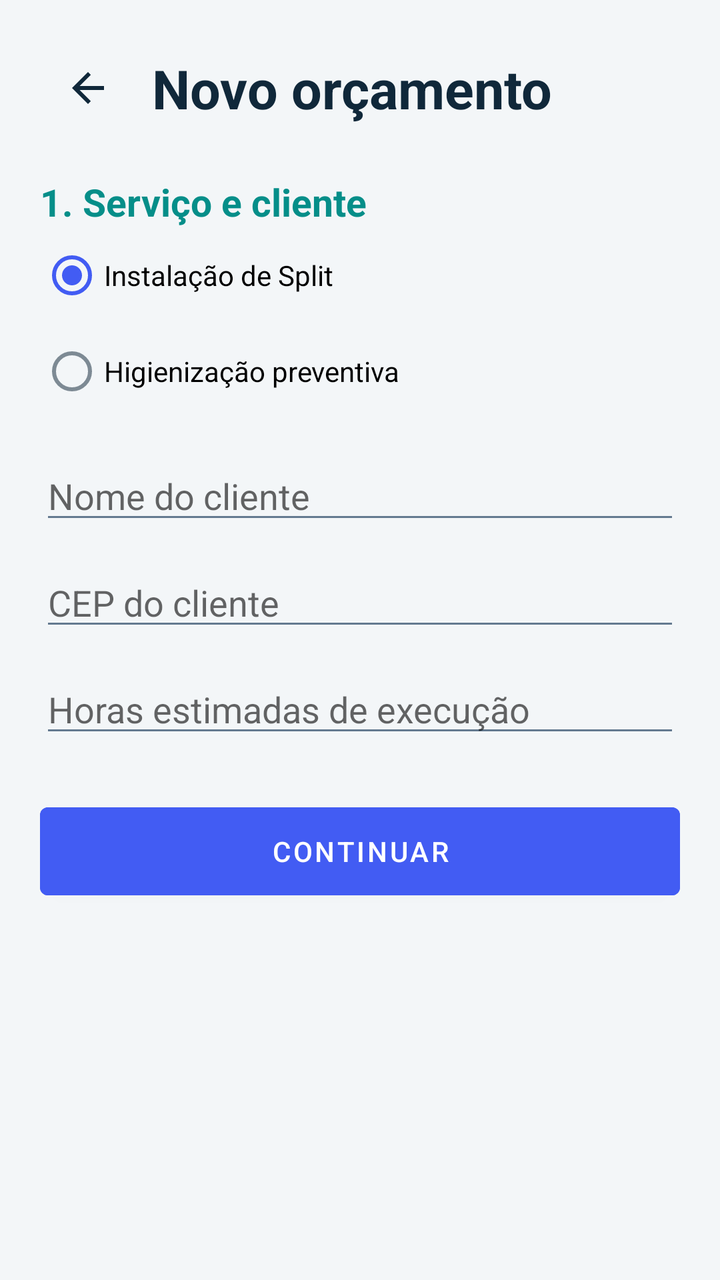
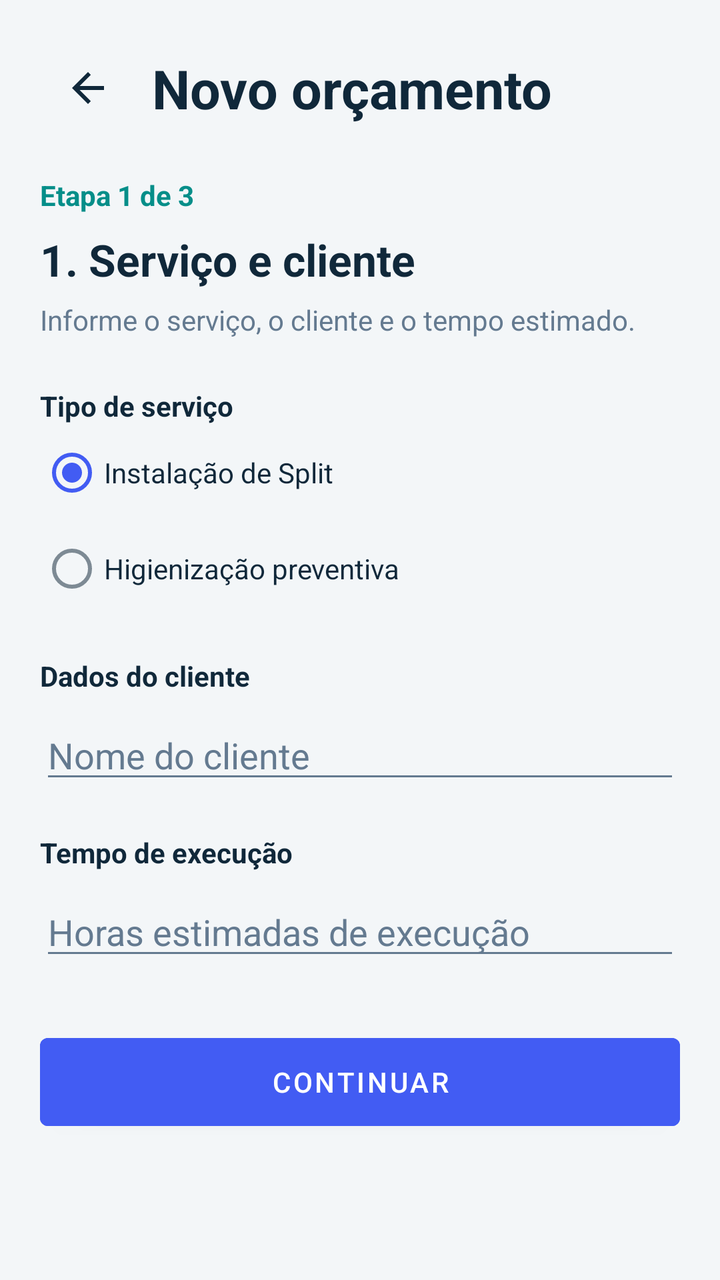

Before-and-after screenshots of an Android layout around one commit, followed by the original layout XML and the change that was made.
<!-- AndroidManifest.xml: application theme Theme.Precificaclima -->
<!-- res/layout/activity_novo_orcamento.xml -->
<?xml version="1.0" encoding="utf-8"?>
<ScrollView
    xmlns:android="http://schemas.android.com/apk/res/android"
    android:layout_width="match_parent"
    android:layout_height="match_parent"
    android:fillViewport="true"
    android:background="@color/background">

    
    <LinearLayout
        android:layout_width="match_parent"
        android:layout_height="wrap_content"
        android:orientation="vertical"
        android:padding="20dp">

        
        <LinearLayout
            android:layout_width="match_parent"
            android:layout_height="wrap_content"
            android:orientation="horizontal"
            android:gravity="center_vertical">

            <ImageButton
                android:id="@+id/btnVoltarTela"
                android:layout_width="48dp"
                android:layout_height="48dp"
                android:src="@drawable/ic_arrow_back"
                android:background="?attr/selectableItemBackgroundBorderless"
                android:tint="@color/text_primary"
                android:contentDescription="Voltar para tela anterior"
                android:scaleType="centerInside"/>

            <TextView
                android:layout_width="wrap_content"
                android:layout_height="wrap_content"
                android:layout_marginStart="8dp"
                android:text="Novo orçamento"
                android:textSize="27sp"
                android:textStyle="bold"
                android:textColor="@color/text_primary"/>

        </LinearLayout>

        
        <LinearLayout
            android:id="@+id/etapaUm"
            android:layout_width="match_parent"
            android:layout_height="wrap_content"
            android:orientation="vertical">

            <TextView
                android:layout_width="match_parent"
                android:layout_height="wrap_content"
                android:layout_marginTop="20dp"
                android:text="1. Serviço e cliente"
                android:textSize="19sp"
                android:textStyle="bold"
                android:textColor="@color/primary_teal"/>

            <RadioGroup
                android:layout_width="match_parent"
                android:layout_height="wrap_content"
                android:orientation="vertical">

                <RadioButton
                    android:id="@+id/rbInstalacao"
                    android:layout_width="match_parent"
                    android:layout_height="wrap_content"
                    android:text="Instalação de Split"
                    android:checked="true"/>

                <RadioButton
                    android:id="@+id/rbHigienizacao"
                    android:layout_width="match_parent"
                    android:layout_height="wrap_content"
                    android:text="Higienização preventiva"/>

            </RadioGroup>

            <EditText
                android:id="@+id/edtCliente"
                android:layout_width="match_parent"
                android:layout_height="wrap_content"
                android:layout_marginTop="16dp"
                android:hint="Nome do cliente"
                android:inputType="textPersonName"/>

            <EditText
                android:id="@+id/edtCep"
                android:layout_width="match_parent"
                android:layout_height="wrap_content"
                android:layout_marginTop="12dp"
                android:hint="CEP do cliente"
                android:inputType="number"
                android:maxLength="8"/>

            <EditText
                android:id="@+id/edtHorasServico"
                android:layout_width="match_parent"
                android:layout_height="wrap_content"
                android:layout_marginTop="12dp"
                android:hint="Horas estimadas de execução"
                android:inputType="numberDecimal"/>

            <Button
                android:id="@+id/btnContinuar"
                android:layout_width="match_parent"
                android:layout_height="56dp"
                android:layout_marginTop="24dp"
                android:text="Continuar"
                android:backgroundTint="@color/accent_blue"/>

        </LinearLayout>

        
        <LinearLayout
            android:id="@+id/etapaDois"
            android:layout_width="match_parent"
            android:layout_height="wrap_content"
            android:orientation="vertical"
            android:visibility="gone">

            <TextView
                android:layout_width="match_parent"
                android:layout_height="wrap_content"
                android:layout_marginTop="20dp"
                android:text="2. Custos do serviço"
                android:textSize="19sp"
                android:textStyle="bold"
                android:textColor="@color/primary_teal"/>

            <EditText
                android:id="@+id/edtDistancia"
                android:layout_width="match_parent"
                android:layout_height="wrap_content"
                android:layout_marginTop="16dp"
                android:hint="Distância total em km"
                android:inputType="numberDecimal"/>

            <EditText
                android:id="@+id/edtMateriais"
                android:layout_width="match_parent"
                android:layout_height="wrap_content"
                android:layout_marginTop="12dp"
                android:hint="Custo dos materiais (R$)"
                android:inputType="numberDecimal"/>

            <EditText
                android:id="@+id/edtOutrosCustos"
                android:layout_width="match_parent"
                android:layout_height="wrap_content"
                android:layout_marginTop="12dp"
                android:hint="Outros custos (R$)"
                android:inputType="numberDecimal"/>

            <Button
                android:id="@+id/btnVoltarEtapa"
                android:layout_width="match_parent"
                android:layout_height="wrap_content"
                android:layout_marginTop="24dp"
                android:text="Voltar"/>

            <Button
                android:id="@+id/btnCalcular"
                android:layout_width="match_parent"
                android:layout_height="56dp"
                android:layout_marginTop="12dp"
                android:text="Visualizar orçamento"
                android:backgroundTint="@color/primary_teal"/>

        </LinearLayout>

    </LinearLayout>

</ScrollView>
<!-- resources referenced by this layout -->
<resources>
  <color name="accent_blue">#425CF3</color>
  <color name="background">#F3F6F8</color>
  <color name="primary_teal">#058E89</color>
  <color name="text_primary">#10283A</color>
  <!-- drawable ic_arrow_back (drawable) -->
  <vector xmlns:android="http://schemas.android.com/apk/res/android" android:autoMirrored="true" android:height="24dp" android:tint="#000000" android:viewportHeight="24" android:viewportWidth="24" android:width="24dp">
        
      <path android:fillColor="@android:color/white" android:pathData="M20,11H7.83l5.59,-5.59L12,4l-8,8 8,8 1.41,-1.41L7.83,13H20v-2z"/>
      
  </vector>
  <style name="Theme.Precificaclima" parent="Theme.MaterialComponents.DayNight.NoActionBar">
  
          <item name="colorPrimary">@color/primary_teal</item>
  
          <item name="colorSecondary">@color/accent_blue</item>
  
          <item name="android:statusBarColor">@color/primary_dark</item>
  
          <item name="android:navigationBarColor">@color/primary_dark</item>
  
          <item name="android:windowLightStatusBar">false</item>
  
          <item name="android:textColorPrimary">@color/text_primary</item>
          <item name="android:textColorSecondary">@color/text_secondary</item>
          <item name="colorOnSurface">@color/text_primary</item>
  
      </style>
  <color name="primary_dark">#10283A</color>
  <color name="text_secondary">#647A90</color>
</resources>

<!-- the commit's change to res/layout/activity_novo_orcamento.xml (unified diff, before → after) -->
@@ -14,6 +14,9 @@
         android:padding="20dp">
 
         
+        
+        
+
         <LinearLayout
             android:layout_width="match_parent"
             android:layout_height="wrap_content"
@@ -31,6 +34,7 @@
                 android:scaleType="centerInside"/>
 
             <TextView
+                android:id="@+id/txtTituloOrcamento"
                 android:layout_width="wrap_content"
                 android:layout_height="wrap_content"
                 android:layout_marginStart="8dp"
@@ -42,20 +46,51 @@
         </LinearLayout>
 
         
+        
+        
+
         <LinearLayout
             android:id="@+id/etapaUm"
             android:layout_width="match_parent"
             android:layout_height="wrap_content"
-            android:orientation="vertical">
-
-            <TextView
-                android:layout_width="match_parent"
-                android:layout_height="wrap_content"
-                android:layout_marginTop="20dp"
+            android:orientation="vertical"
+            android:visibility="visible">
+
+            <TextView
+                android:layout_width="match_parent"
+                android:layout_height="wrap_content"
+                android:layout_marginTop="20dp"
+                android:text="Etapa 1 de 3"
+                android:textSize="14sp"
+                android:textStyle="bold"
+                android:textColor="@color/primary_teal"/>
+
+            <TextView
+                android:layout_width="match_parent"
+                android:layout_height="wrap_content"
+                android:layout_marginTop="8dp"
                 android:text="1. Serviço e cliente"
-                android:textSize="19sp"
-                android:textStyle="bold"
-                android:textColor="@color/primary_teal"/>
+                android:textSize="22sp"
+                android:textStyle="bold"
+                android:textColor="@color/text_primary"/>
+
+            <TextView
+                android:layout_width="match_parent"
+                android:layout_height="wrap_content"
+                android:layout_marginTop="6dp"
+                android:text="Informe o serviço, o cliente e o tempo estimado."
+                android:textSize="14sp"
+                android:textColor="@color/text_secondary"/>
+
+            
+
+            <TextView
+                android:layout_width="match_parent"
+                android:layout_height="wrap_content"
+                android:layout_marginTop="24dp"
+                android:text="Tipo de serviço"
+                android:textStyle="bold"
+                android:textColor="@color/text_primary"/>
 
             <RadioGroup
                 android:layout_width="match_parent"
@@ -67,52 +102,257 @@
                     android:layout_width="match_parent"
                     android:layout_height="wrap_content"
                     android:text="Instalação de Split"
+                    android:textColor="@color/text_primary"
                     android:checked="true"/>
 
                 <RadioButton
                     android:id="@+id/rbHigienizacao"
                     android:layout_width="match_parent"
                     android:layout_height="wrap_content"
-                    android:text="Higienização preventiva"/>
+                    android:text="Higienização preventiva"
+                    android:textColor="@color/text_primary"/>
 
             </RadioGroup>
 
+            
+
+            <TextView
+                android:layout_width="match_parent"
+                android:layout_height="wrap_content"
+                android:layout_marginTop="20dp"
+                android:text="Dados do cliente"
+                android:textStyle="bold"
+                android:textColor="@color/text_primary"/>
+
             <EditText
                 android:id="@+id/edtCliente"
                 android:layout_width="match_parent"
                 android:layout_height="wrap_content"
+                android:layout_marginTop="8dp"
+                android:hint="Nome do cliente"
+                android:inputType="textPersonName"
+                android:textColor="@color/text_primary"
+                android:textColorHint="@color/text_secondary"/>
+
+            
+
+            <TextView
+                android:layout_width="match_parent"
+                android:layout_height="wrap_content"
+                android:layout_marginTop="20dp"
+                android:text="Tempo de execução"
+                android:textStyle="bold"
+                android:textColor="@color/text_primary"/>
+
+            <EditText
+                android:id="@+id/edtHorasServico"
+                android:layout_width="match_parent"
+                android:layout_height="wrap_content"
+                android:layout_marginTop="8dp"
+                android:hint="Horas estimadas de execução"
+                android:inputType="numberDecimal"
+                android:textColor="@color/text_primary"
+                android:textColorHint="@color/text_secondary"/>
+
+            
+
+            <Button
+                android:id="@+id/btnContinuar"
+                android:layout_width="match_parent"
+                android:layout_height="56dp"
+                android:layout_marginTop="28dp"
+                android:text="Continuar"
+                android:textColor="@color/text_on_primary"
+                android:backgroundTint="@color/accent_blue"/>
+
+        </LinearLayout>
+
+        
+        
+        
+
+        <LinearLayout
+            android:id="@+id/etapaEndereco"
+            android:layout_width="match_parent"
+            android:layout_height="wrap_content"
+            android:orientation="vertical"
+            android:visibility="gone">
+
+            <TextView
+                android:layout_width="match_parent"
+                android:layout_height="wrap_content"
+                android:layout_marginTop="20dp"
+                android:text="Etapa 2 de 3"
+                android:textSize="14sp"
+                android:textStyle="bold"
+                android:textColor="@color/primary_teal"/>
+
+            <TextView
+                android:layout_width="match_parent"
+                android:layout_height="wrap_content"
+                android:layout_marginTop="8dp"
+                android:text="2. Localização do serviço"
+                android:textSize="22sp"
+                android:textStyle="bold"
+                android:textColor="@color/text_primary"/>
+
+            <TextView
+                android:layout_width="match_parent"
+                android:layout_height="wrap_content"
+                android:layout_marginTop="6dp"
+                android:text="Informe o CEP para buscar o endereço automaticamente."
+                android:textSize="14sp"
+                android:textColor="@color/text_secondary"/>
+
+            
+
+            <TextView
+                android:layout_width="match_parent"
+                android:layout_height="wrap_content"
+                android:layout_marginTop="24dp"
+                android:text="CEP do cliente"
+                android:textStyle="bold"
+                android:textColor="@color/text_primary"/>
+
+            <EditText
+                android:id="@+id/edtCep"
+                android:layout_width="match_parent"
+                android:layout_height="wrap_content"
+                android:layout_marginTop="8dp"
+                android:hint="Digite o CEP (8 dígitos)"
+                android:inputType="number"
+                android:maxLength="8"
+                android:textColor="@color/text_primary"
+                android:textColorHint="@color/text_secondary"/>
+
+            
+
+            <Button
+                android:id="@+id/btnBuscarCep"
+                android:layout_width="match_parent"
+                android:layout_height="56dp"
+                android:layout_marginTop="12dp"
+                android:text="Buscar endereço"
+                android:textColor="@color/text_on_teal"
+                android:backgroundTint="@color/primary_teal"/>
+
+            
+
+            <TextView
+                android:layout_width="match_parent"
+                android:layout_height="wrap_content"
+                android:layout_marginTop="24dp"
+                android:text="Dados do endereço"
+                android:textSize="17sp"
+                android:textStyle="bold"
+                android:textColor="@color/text_primary"/>
+
+            <TextView
+                android:layout_width="match_parent"
+                android:layout_height="wrap_content"
+                android:layout_marginTop="6dp"
+                android:text="Confira os dados encontrados ou preencha manualmente."
+                android:textSize="13sp"
+                android:textColor="@color/text_secondary"/>
+
+            
+
+            <EditText
+                android:id="@+id/edtLogradouro"
+                android:layout_width="match_parent"
+                android:layout_height="wrap_content"
                 android:layout_marginTop="16dp"
-                android:hint="Nome do cliente"
-                android:inputType="textPersonName"/>
-
-            <EditText
-                android:id="@+id/edtCep"
-                android:layout_width="match_parent"
-                android:layout_height="wrap_content"
-                android:layout_marginTop="12dp"
-                android:hint="CEP do cliente"
-                android:inputType="number"
-                android:maxLength="8"/>
-
-            <EditText
-                android:id="@+id/edtHorasServico"
-                android:layout_width="match_parent"
-                android:layout_height="wrap_content"
-                android:layout_marginTop="12dp"
-                android:hint="Horas estimadas de execução"
-                android:inputType="numberDecimal"/>
-
-            <Button
-                android:id="@+id/btnContinuar"
+                android:hint="Rua / Logradouro"
+                android:inputType="textPostalAddress"
+                android:textColor="@color/text_primary"
+                android:textColorHint="@color/text_secondary"/>
+
+            <EditText
+                android:id="@+id/edtNumero"
+                android:layout_width="match_parent"
+                android:layout_height="wrap_content"
+                android:layout_marginTop="12dp"
+                android:hint="Número do imóvel"
+                android:inputType="text"
+                android:textColor="@color/text_primary"
+                android:textColorHint="@color/text_secondary"/>
+
+            
+
+            <EditText
+                android:id="@+id/edtComplemento"
+                android:layout_width="match_parent"
+                android:layout_height="wrap_content"
+                android:layout_marginTop="12dp"
+                android:hint="Complemento (opcional)"
+                android:inputType="text"
+                android:textColor="@color/text_primary"
+                android:textColorHint="@color/text_secondary"/>
+
+            
+
+            <EditText
+                android:id="@+id/edtBairro"
+                android:layout_width="match_parent"
+                android:layout_height="wrap_content"
+                android:layout_marginTop="12dp"
+                android:hint="Bairro"
+                android:inputType="text"
+                android:textColor="@color/text_primary"
+                android:textColorHint="@color/text_secondary"/>
+
+            
+
+            <EditText
+                android:id="@+id/edtCidade"
+                android:layout_width="match_parent"
+                android:layout_height="wrap_content"
+                android:layout_marginTop="12dp"
+                android:hint="Cidade"
+                android:inputType="text"
+                android:textColor="@color/text_primary"
+                android:textColorHint="@color/text_secondary"/>
+
+            
+
+            <EditText
+                android:id="@+id/edtUf"
+                android:layout_width="match_parent"
+                android:layout_height="wrap_content"
+                android:layout_marginTop="12dp"
+                android:hint="Estado (UF)"
+                android:maxLength="2"
+                android:inputType="textCapCharacters"
+                android:textColor="@color/text_primary"
+                android:textColorHint="@color/text_secondary"/>
+
+            
+
+            <Button
+                android:id="@+id/btnVoltarEndereco"
+                android:layout_width="match_parent"
+                android:layout_height="wrap_content"
+                android:layout_marginTop="28dp"
+                android:text="Voltar"
+                android:textColor="@color/text_primary"/>
+
+            
+
+            <Button
+                android:id="@+id/btnContinuarEndereco"
                 android:layout_width="match_parent"
                 android:layout_height="56dp"
-                android:layout_marginTop="24dp"
+                android:layout_marginTop="12dp"
                 android:text="Continuar"
+                android:textColor="@color/text_on_primary"
                 android:backgroundTint="@color/accent_blue"/>
 
         </LinearLayout>
 
         
+        
+        
+
         <LinearLayout
             android:id="@+id/etapaDois"
             android:layout_width="match_parent"
@@ -124,41 +364,99 @@
                 android:layout_width="match_parent"
                 android:layout_height="wrap_content"
                 android:layout_marginTop="20dp"
-                android:text="2. Custos do serviço"
-                android:textSize="19sp"
+                android:text="Etapa 3 de 3"
+                android:textSize="14sp"
                 android:textStyle="bold"
                 android:textColor="@color/primary_teal"/>
 
+            <TextView
+                android:layout_width="match_parent"
+                android:layout_height="wrap_content"
+                android:layout_marginTop="8dp"
+                android:text="3. Custos do serviço"
+                android:textSize="22sp"
+                android:textStyle="bold"
+                android:textColor="@color/text_primary"/>
+
+            <TextView
+                android:layout_width="match_parent"
+                android:layout_height="wrap_content"
+                android:layout_marginTop="6dp"
+                android:text="Informe os custos envolvidos no atendimento."
+                android:textSize="14sp"
+                android:textColor="@color/text_secondary"/>
+
+            
+
+            <TextView
+                android:layout_width="match_parent"
+                android:layout_height="wrap_content"
+                android:layout_marginTop="24dp"
+                android:text="Deslocamento"
+                android:textStyle="bold"
+                android:textColor="@color/text_primary"/>
+
             <EditText
                 android:id="@+id/edtDistancia"
                 android:layout_width="match_parent"
                 android:layout_height="wrap_content"
-                android:layout_marginTop="16dp"
+                android:layout_marginTop="8dp"
                 android:hint="Distância total em km"
-                android:inputType="numberDecimal"/>
+                android:inputType="numberDecimal"
+                android:textColor="@color/text_primary"
+                android:textColorHint="@color/text_secondary"/>
+
+            
+
+            <TextView
+                android:layout_width="match_parent"
+                android:layout_height="wrap_content"
+                android:layout_marginTop="20dp"
+                android:text="Materiais"
+                android:textStyle="bold"
+                android:textColor="@color/text_primary"/>
 
             <EditText
                 android:id="@+id/edtMateriais"
                 android:layout_width="match_parent"
                 android:layout_height="wrap_content"
-                android:layout_marginTop="12dp"
+                android:layout_marginTop="8dp"
                 android:hint="Custo dos materiais (R$)"
-                android:inputType="numberDecimal"/>
+                android:inputType="numberDecimal"
+                android:textColor="@color/text_primary"
+                android:textColorHint="@color/text_secondary"/>
+
+            
+
+            <TextView
+                android:layout_width="match_parent"
+                android:layout_height="wrap_content"
+                android:layout_marginTop="20dp"
+                android:text="Custos adicionais"
+                android:textStyle="bold"
+                android:textColor="@color/text_primary"/>
 
             <EditText
                 android:id="@+id/edtOutrosCustos"
                 android:layout_width="match_parent"
                 android:layout_height="wrap_content"
-                android:layout_marginTop="12dp"
+                android:layout_marginTop="8dp"
                 android:hint="Outros custos (R$)"
-                android:inputType="numberDecimal"/>
+                android:inputType="numberDecimal"
+                android:textColor="@color/text_primary"
+                android:textColorHint="@color/text_secondary"/>
+
+            
 
             <Button
                 android:id="@+id/btnVoltarEtapa"
                 android:layout_width="match_parent"
                 android:layout_height="wrap_content"
-                android:layout_marginTop="24dp"
-                android:text="Voltar"/>
+                android:layout_marginTop="28dp"
+                android:text="Voltar"
+                android:textColor="@color/text_primary"/>
+
+            
 
             <Button
                 android:id="@+id/btnCalcular"
@@ -166,6 +464,7 @@
                 android:layout_height="56dp"
                 android:layout_marginTop="12dp"
                 android:text="Visualizar orçamento"
+                android:textColor="@color/text_on_teal"
                 android:backgroundTint="@color/primary_teal"/>
 
         </LinearLayout>
<!-- resource entries referenced after the edit -->
@@ -3,6 +3,8 @@
   <color name="accent_blue">#425CF3</color>
   <color name="background">#F3F6F8</color>
   <color name="primary_teal">#058E89</color>
+  <color name="text_on_primary">#FFFFFF</color>
+  <color name="text_on_teal">#FFFFFF</color>
   <color name="text_primary">#10283A</color>
   <!-- drawable ic_arrow_back (drawable) -->
   <vector xmlns:android="http://schemas.android.com/apk/res/android" android:autoMirrored="true" android:height="24dp" android:tint="#000000" android:viewportHeight="24" android:viewportWidth="24" android:width="24dp">
